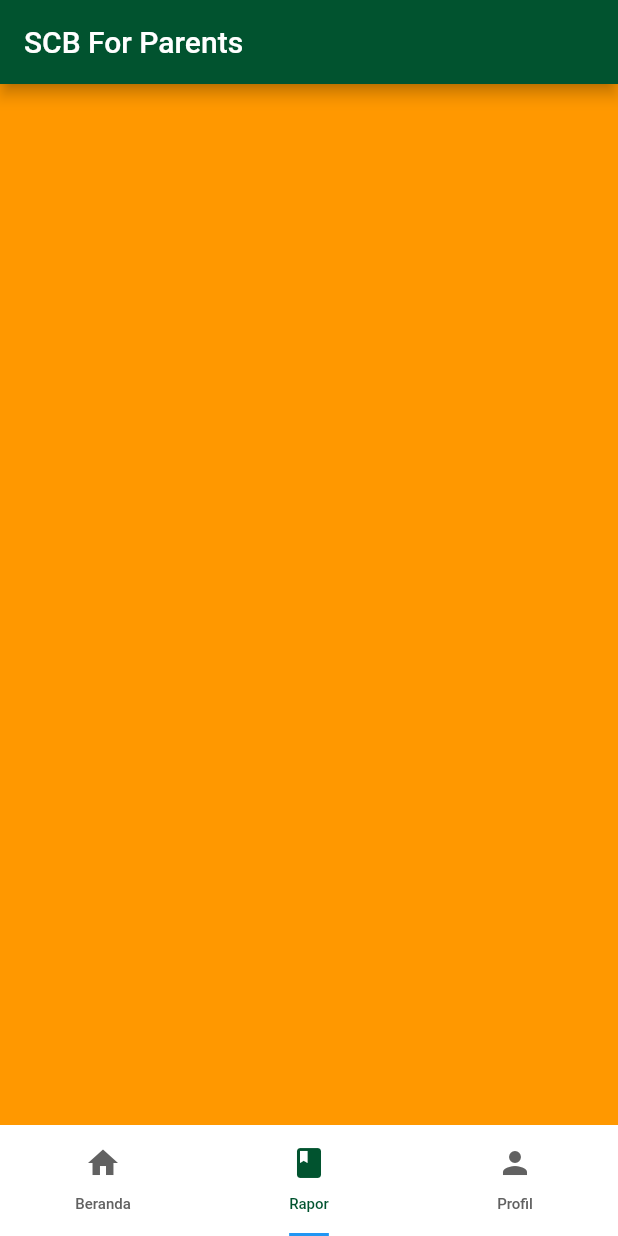
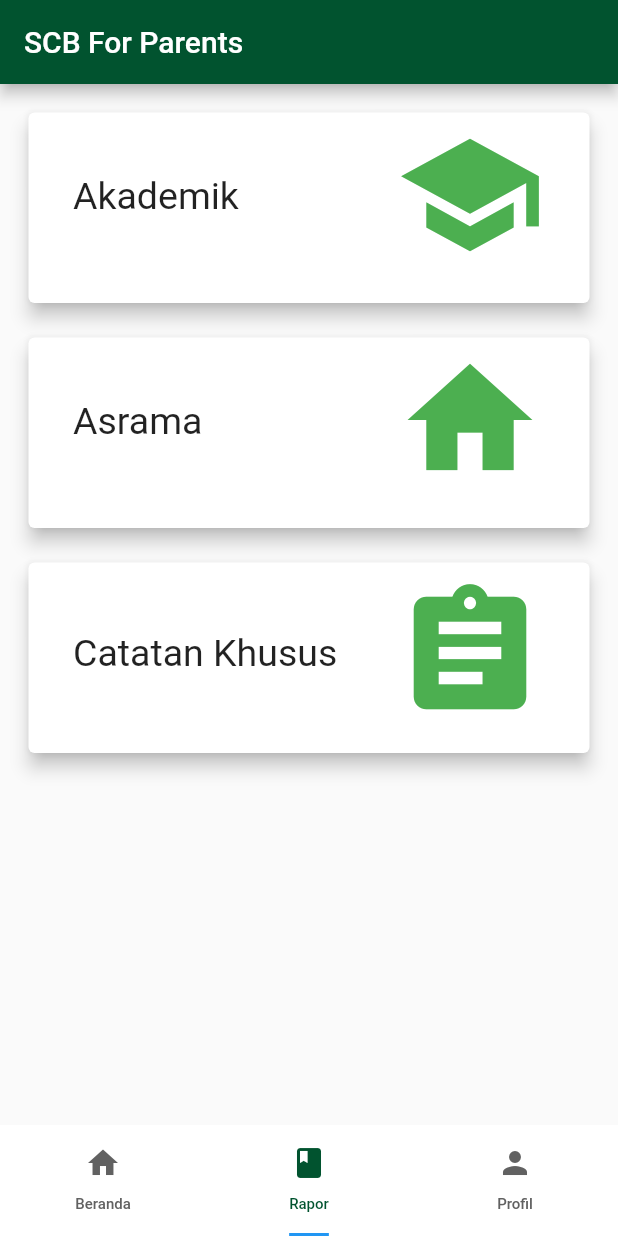
Before and after one commit to friskameilani/SCB-for-Parents, a Flutter app: the Dashboard screen opened by its route, item 2 of the bottom bar chosen, on a phone screen of 412 x 824 dp. Run offline on Flutter 3.47's test engine with Material 2 defaults, Android fonts, the phone set to English and light mode, and no system bars; our stand-ins replace carousel_pro.

Commit message:
Changes on Login and ListRapor (option) created

```diff
--- a/lib/pages/dashboard.dart
+++ b/lib/pages/dashboard.dart
@@ -1,6 +1,7 @@
 import 'package:flutter/material.dart';
 import 'package:scbforparents/pages/beranda.dart';
 import 'package:scbforparents/pages/profil.dart';
+import 'package:scbforparents/pages/listRapor.dart';
 
 
 class Dashboard extends StatelessWidget {
@@ -27,7 +28,7 @@ class Dashboard extends StatelessWidget {
 
             ),
             new Container(
-              color: Colors.orange,
+              child: ListRapor(),
             ),
             new Container(
               height: 800,
--- /dev/null
+++ b/lib/pages/listRapor.dart
@@ -0,0 +1,127 @@
+import 'package:flutter/material.dart';
+// import 'package:scbforparents/pages/Akademik.dart';
+
+
+class ListRapor extends StatelessWidget {
+
+ @override
+ Widget build(BuildContext context) {
+   return Scaffold(
+    body: ListView(
+      children: <Widget> [
+        Container(
+          padding: EdgeInsets.fromLTRB(15,15,15,0),
+          height: 150,
+          width: double.maxFinite,
+          child: Card(
+            elevation: 5,
+            child: Padding(
+              padding: EdgeInsets.fromLTRB(15,5,15,15),
+              child: ListView(
+                children: <Widget>[
+                  Row(
+                    mainAxisAlignment: MainAxisAlignment.spaceEvenly,
+                    children: <Widget>[
+                      SizedBox(
+                        height: 100,
+                        width: 200,
+                        child: Text(
+                          'Akademik',
+                          style: TextStyle(
+                            fontSize: 25, height: 3,
+                          ),
+                        ),
+                      ),
+                      SizedBox(
+                        child: Icon(
+                          Icons.school,
+                          color: Colors.green[500],
+                          size: 100,
+                        ),
+                      ),
+                    ],
+                  ),
+                ]
+              ),
+            ),
+          ),
+        ),
+        Container(
+          padding: EdgeInsets.fromLTRB(15,15,15,0),
+          height: 150,
+          width: double.maxFinite,
+          child: Card(
+            elevation: 5,
+            child: Padding(
+              padding: EdgeInsets.fromLTRB(15,5,15,15),
+              child: ListView(
+                children: <Widget>[
+                  Row(
+                    mainAxisAlignment: MainAxisAlignment.spaceEvenly,
+                    children: <Widget>[
+                      SizedBox(
+                        height: 100,
+                        width: 200,
+                        child: Text(
+                          'Asrama',
+                          style: TextStyle(
+                            fontSize: 25, height: 3
+                          ),
+                        ),
+                      ),
+                      SizedBox(
+                        child: Icon(
+                          Icons.home,
+                          color: Colors.green[500],
+                          size: 100,
+                        ),
+                      ),
+                    ],
+                  ),
+                ]
+              ),
+            ),
+          ),
+        ),
+        Container(
+          padding: EdgeInsets.fromLTRB(15,15,15,0),
+          height: 150,
+          width: double.maxFinite,
+          child: Card(
+            elevation: 5,
+            child: Padding(
+              padding: EdgeInsets.fromLTRB(15,10,15,15),
+              child: ListView(
+                children: <Widget>[
+                  Row(
+                    mainAxisAlignment: MainAxisAlignment.spaceEvenly,
+                    children: <Widget>[
+                      SizedBox(
+                        height: 100,
+                        width: 200,
+                        child: Text(
+                          'Catatan Khusus',
+                          style: TextStyle(
+                            fontSize: 25, height: 3
+                          ),
+                        ),
+                      ),
+                      SizedBox(
+                        child: Icon(
+                          Icons.assignment,
+                          color: Colors.green[500],
+                          size: 100,
+                        ),
+                      ),
+                    ],
+                  ),
+                ]
+              ),
+            ),
+          ),
+        ),
+      ]
+    )
+   );
+ }
+}
--- a/lib/pages/login.dart
+++ b/lib/pages/login.dart
@@ -10,28 +10,15 @@ class _LoginState extends State<Login> {
   Widget build(BuildContext context) {
     return Scaffold(
       resizeToAvoidBottomInset: false,
-      body: SingleChildScrollView(
-      child: Column(children: <Widget>[
+      body: ListView(children: <Widget>[
         Container(
-          width: MediaQuery.of(context).size.width,
-          height: 150.0,
-          color: Colors.green[800],
+          padding: const EdgeInsets.fromLTRB(32.0, 80.0, 32.0, 0.0),
           child: SafeArea(
-                child: Padding(
-                  padding: const EdgeInsets.fromLTRB(32.0, 48.0, 32.0, 0.0),
-                  child: Text(
-                    'Masuk',
-                    style: TextStyle(
-                        color: Colors.white,
-                        fontWeight: FontWeight.bold,
-                        fontSize: 30,
-                      ),
-                  )
-                )
+            child: Image.asset("images/Logo-SCB_Hitam.png", width:80, height: 80,),
           )
         ),
         Padding(
-        padding: const EdgeInsets.fromLTRB(32.0, 0.0, 32.0, 0.0),
+        padding: const EdgeInsets.fromLTRB(32.0, 80.0, 32.0, 0.0),
         child: SafeArea(
             child: Column(
               crossAxisAlignment: CrossAxisAlignment.stretch,
@@ -50,7 +37,7 @@ class _LoginState extends State<Login> {
                     border: OutlineInputBorder(
                       borderRadius: BorderRadius.all(Radius.circular(8.0)),
                       borderSide: const BorderSide(color: Colors.green)),
-                hintText: 'Masukan Username Anda',
+                    hintText: 'Masukkan Username Anda',
                   ),
                 ),
                 SizedBox(height: 16.0,),
@@ -65,9 +52,9 @@ class _LoginState extends State<Login> {
                 TextFormField(
                 obscureText: true,
                 decoration: const InputDecoration(
-              border: OutlineInputBorder(borderRadius: BorderRadius.all(Radius.circular(8.0))),
-
-                hintText: 'Masukan Password Anda',
+                  border: OutlineInputBorder(
+                    borderRadius: BorderRadius.all(Radius.circular(8.0))),
+                    hintText: 'Masukkan Password Anda',
                   ),
                 ),
                 SizedBox(height: 16.0,),
@@ -83,8 +70,7 @@ class _LoginState extends State<Login> {
             ),
         ),
       ),
-      ],)
-      )
+      ],),
     );
   }
 }
```
Also changed, not shown: pubspec.lock. Lines whose indentation alone changed are shown as unchanged.
